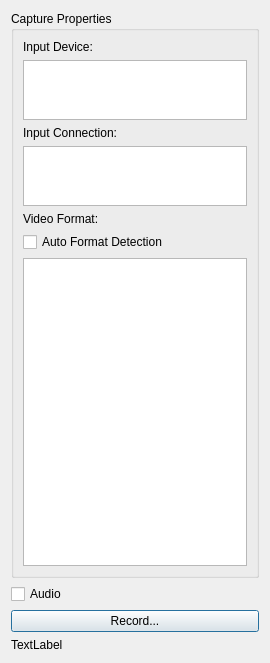
This is OverlayWindow.ui in soramimi/DeckLinkCapture as Qt 5 draws it before an edit. The edited form follows.
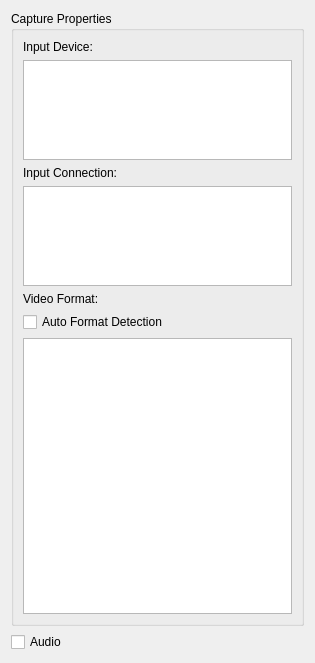
This is the edited form.

What changed in the file:
```diff
--- a/OverlayWindow.ui
+++ b/OverlayWindow.ui
@@ -6,7 +6,7 @@
    <rect>
     <x>0</x>
     <y>0</y>
-    <width>270</width>
+    <width>315</width>
     <height>663</height>
    </rect>
   </property>
@@ -41,7 +41,7 @@
         <property name="maximumSize">
          <size>
           <width>16777215</width>
-          <height>60</height>
+          <height>100</height>
          </size>
         </property>
        </widget>
@@ -64,7 +64,7 @@
         <property name="maximumSize">
          <size>
           <width>16777215</width>
-          <height>60</height>
+          <height>100</height>
          </size>
         </property>
        </widget>
@@ -103,20 +103,6 @@
      </property>
     </widget>
    </item>
-   <item>
-    <widget class="QPushButton" name="pushButton_record">
-     <property name="text">
-      <string>Record...</string>
-     </property>
-    </widget>
-   </item>
-   <item>
-    <widget class="QLabel" name="label_recording_status">
-     <property name="text">
-      <string>TextLabel</string>
-     </property>
-    </widget>
-   </item>
   </layout>
  </widget>
  <resources/>
```
